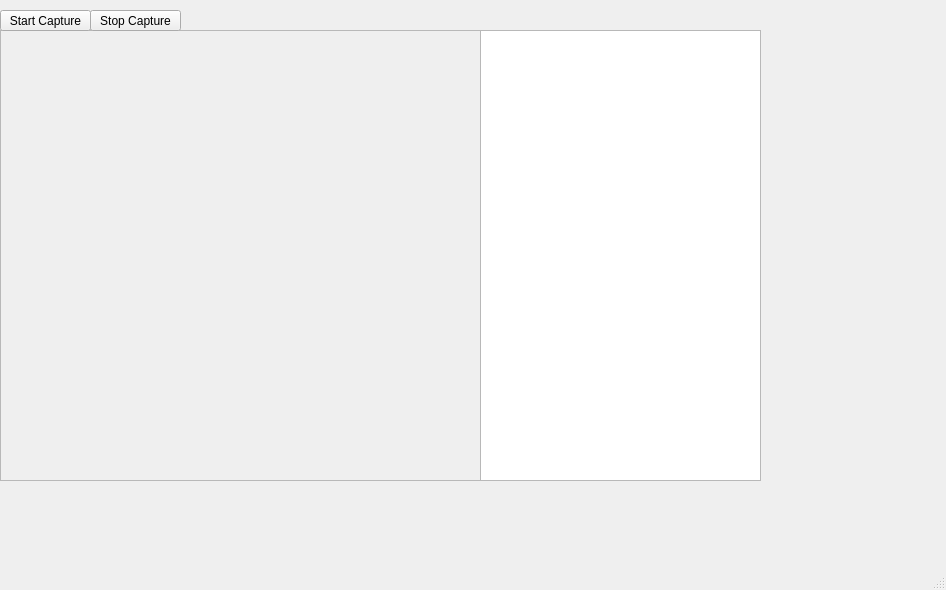
First picture: the form in mainwindow.ui, repository rnofal1/NetScent, before the edit.
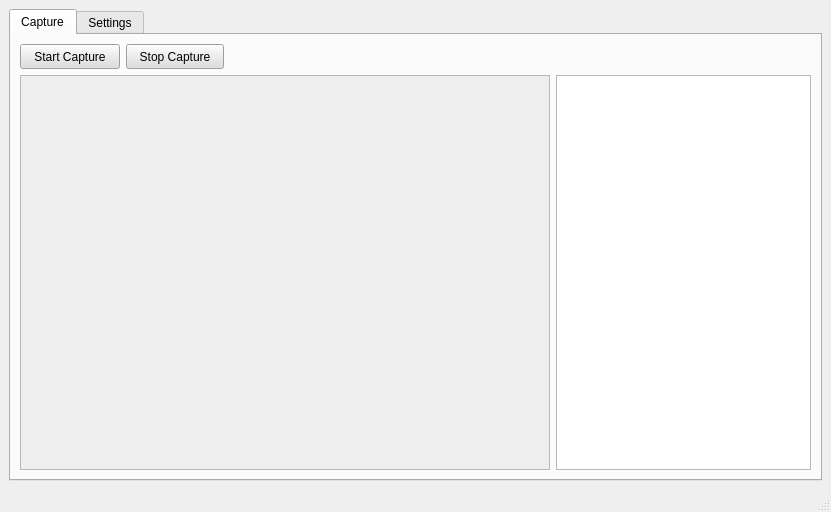
Second picture: the form after the edit.

What changed in the file:
```diff
--- a/mainwindow.ui
+++ b/mainwindow.ui
@@ -6,22 +6,40 @@
    <rect>
     <x>0</x>
     <y>0</y>
-    <width>946</width>
-    <height>590</height>
+    <width>831</width>
+    <height>512</height>
    </rect>
   </property>
   <property name="windowTitle">
    <string>MainWindow</string>
   </property>
   <widget class="QWidget" name="centralwidget">
+   <layout class="QGridLayout" name="gridLayout">
+    <item row="1" column="3">
+     <widget class="QTabWidget" name="tabWidget">
+      <property name="minimumSize">
+       <size>
+        <width>813</width>
+        <height>0</height>
+       </size>
+      </property>
+      <property name="currentIndex">
+       <number>0</number>
+      </property>
+      <widget class="QWidget" name="captureTab">
+       <attribute name="title">
+        <string>Capture</string>
+       </attribute>
+       <layout class="QGridLayout" name="gridLayout_2">
+        <item row="2" column="0" colspan="5">
+         <layout class="QHBoxLayout" name="horizontalLayout">
+          <item>
    <widget class="QScrollArea" name="scrollArea">
-    <property name="geometry">
-     <rect>
-      <x>0</x>
-      <y>30</y>
-      <width>481</width>
-      <height>451</height>
-     </rect>
+            <property name="minimumSize">
+             <size>
+              <width>530</width>
+              <height>0</height>
+             </size>
     </property>
     <property name="styleSheet">
      <string notr="true"/>
@@ -34,62 +52,176 @@
       <rect>
        <x>0</x>
        <y>0</y>
-       <width>479</width>
-       <height>449</height>
-      </rect>
-     </property>
+               <width>528</width>
+               <height>366</height>
+              </rect>
+             </property>
+             <property name="contextMenuPolicy">
+              <enum>Qt::NoContextMenu</enum>
+             </property>
      <layout class="QVBoxLayout" name="verticalLayout"/>
     </widget>
    </widget>
+          </item>
+          <item>
+           <widget class="QTextBrowser" name="textBrowser">
+            <property name="maximumSize">
+             <size>
+              <width>275</width>
+              <height>16777215</height>
+             </size>
+            </property>
+           </widget>
+          </item>
+         </layout>
+        </item>
+        <item row="0" column="0">
    <widget class="QPushButton" name="startButton">
-    <property name="geometry">
-     <rect>
-      <x>0</x>
-      <y>10</y>
-      <width>91</width>
-      <height>21</height>
-     </rect>
+          <property name="minimumSize">
+           <size>
+            <width>100</width>
+            <height>25</height>
+           </size>
+          </property>
+          <property name="maximumSize">
+           <size>
+            <width>100</width>
+            <height>25</height>
+           </size>
+          </property>
+          <property name="styleSheet">
+           <string notr="true">background-color: rgb(222, 221, 218);</string>
     </property>
     <property name="text">
      <string>Start Capture</string>
     </property>
    </widget>
+        </item>
+        <item row="0" column="1">
    <widget class="QPushButton" name="stopButton">
-    <property name="geometry">
-     <rect>
-      <x>90</x>
-      <y>10</y>
-      <width>91</width>
-      <height>21</height>
-     </rect>
+          <property name="minimumSize">
+           <size>
+            <width>98</width>
+            <height>25</height>
+           </size>
+          </property>
+          <property name="maximumSize">
+           <size>
+            <width>98</width>
+            <height>25</height>
+           </size>
+          </property>
+          <property name="styleSheet">
+           <string notr="true">background-color: rgb(222, 221, 218);</string>
     </property>
     <property name="text">
      <string>Stop Capture</string>
     </property>
    </widget>
-   <widget class="QTextBrowser" name="textBrowser">
-    <property name="geometry">
-     <rect>
-      <x>480</x>
-      <y>30</y>
-      <width>281</width>
-      <height>451</height>
-     </rect>
-    </property>
-   </widget>
+        </item>
+        <item row="0" column="2">
    <widget class="QLabel" name="statusLabel">
+          <property name="minimumSize">
+           <size>
+            <width>69</width>
+            <height>25</height>
+           </size>
+          </property>
+          <property name="maximumSize">
+           <size>
+            <width>69</width>
+            <height>25</height>
+           </size>
+          </property>
+          <property name="styleSheet">
+           <string notr="true"/>
+          </property>
+          <property name="text">
+           <string/>
+          </property>
+         </widget>
+        </item>
+       </layout>
+      </widget>
+      <widget class="QWidget" name="settingsTab">
+       <attribute name="title">
+        <string>Settings</string>
+       </attribute>
+       <widget class="QLabel" name="apiSettingLabel">
     <property name="geometry">
      <rect>
-      <x>180</x>
-      <y>10</y>
-      <width>61</width>
+          <x>10</x>
+          <y>30</y>
+          <width>151</width>
       <height>21</height>
      </rect>
     </property>
     <property name="text">
-     <string> </string>
-    </property>
-   </widget>
+         <string>Geolocation API Key:</string>
+        </property>
+       </widget>
+       <widget class="QLabel" name="apiLinkLabel">
+        <property name="geometry">
+         <rect>
+          <x>10</x>
+          <y>50</y>
+          <width>151</width>
+          <height>17</height>
+         </rect>
+        </property>
+        <property name="font">
+         <font>
+          <pointsize>8</pointsize>
+          <italic>true</italic>
+         </font>
+        </property>
+        <property name="text">
+         <string>Hint: https://ipgeolocation.io/</string>
+        </property>
+       </widget>
+       <widget class="QLineEdit" name="apiKeyText">
+        <property name="geometry">
+         <rect>
+          <x>170</x>
+          <y>30</y>
+          <width>171</width>
+          <height>21</height>
+         </rect>
+        </property>
+       </widget>
+       <widget class="QPushButton" name="setApiKeyButton">
+        <property name="geometry">
+         <rect>
+          <x>350</x>
+          <y>30</y>
+          <width>89</width>
+          <height>21</height>
+         </rect>
+        </property>
+        <property name="text">
+         <string>Set Key</string>
+        </property>
+       </widget>
+       <widget class="QLabel" name="keyDetectedLabel">
+        <property name="geometry">
+         <rect>
+          <x>440</x>
+          <y>30</y>
+          <width>121</width>
+          <height>21</height>
+         </rect>
+        </property>
+        <property name="styleSheet">
+         <string notr="true">background-color: rgb(246, 97, 81);</string>
+        </property>
+        <property name="text">
+         <string> No key detected</string>
+        </property>
+       </widget>
+      </widget>
+     </widget>
+    </item>
+   </layout>
   </widget>
   <widget class="QMenuBar" name="menubar">
    <property name="geometry">
```
Left out of the diff: 9 changed lines with no effect on the pictures. Lines whose indentation alone changed are shown as unchanged.
